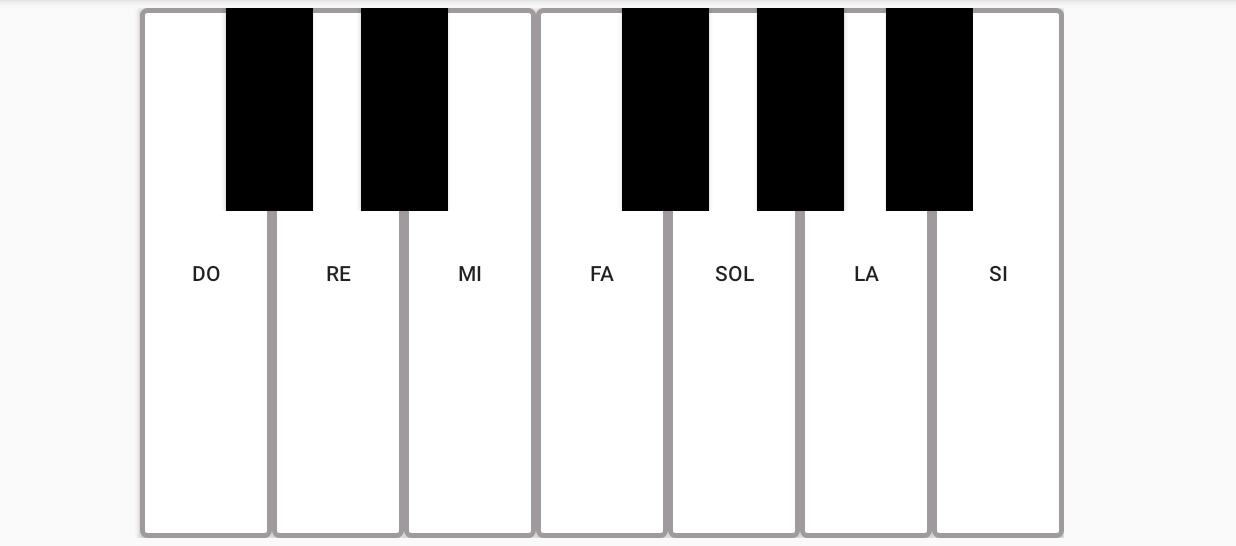
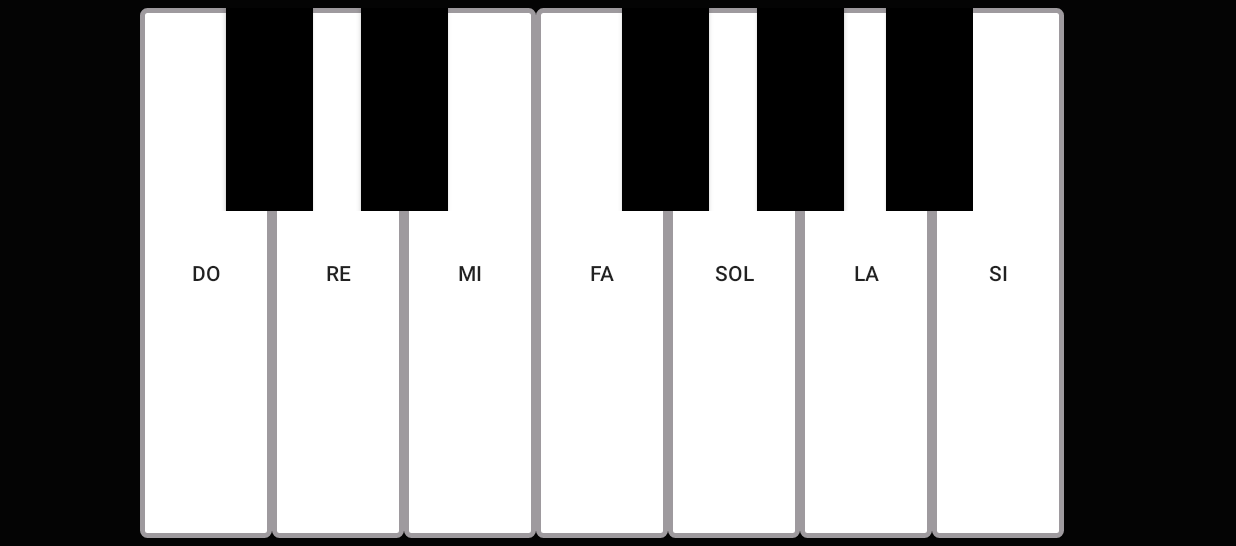
Before and after one commit to fran11sv/PianoGrupo10, an Android app: the screen it shows after launch (piano), on a phone screen of 824 x 412 dp (held sideways), the part 72-618 px from its top. Run offline under Robolectric (Android 15) with nearby library versions, the phone set to English and light mode, and no system bars.

```diff
--- a/app/src/main/res/layout/activity_piano.xml
+++ b/app/src/main/res/layout/activity_piano.xml
@@ -7,11 +7,12 @@
     android:layout_height="wrap_content"
     android:orientation="horizontal"
     android:padding="5dp"
+    android:background="#040404"
     tools:context=".piano">
 
 
     <androidx.constraintlayout.widget.ConstraintLayout
-        android:layout_width="wrap_content"
+        android:layout_width="match_parent"
         android:layout_height="match_parent"
         app:layout_constraintVertical_bias="0.0"
         app:layout_constraintHorizontal_bias="0.0">
```
